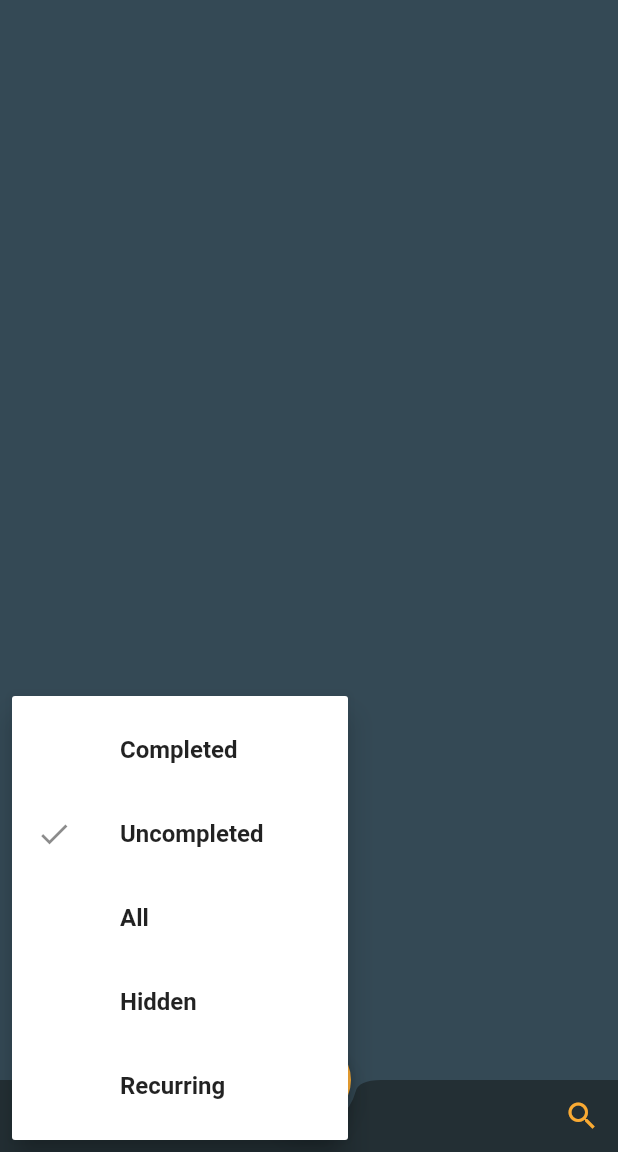
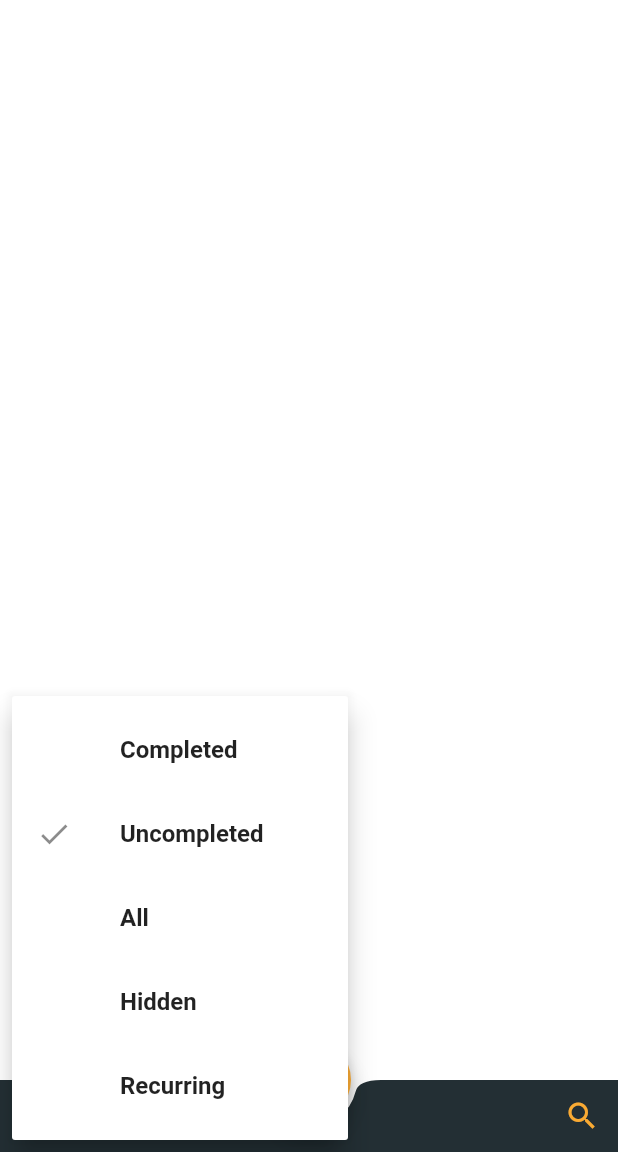
Before and after one commit to dpn982/duedate, a Flutter app: the screen it shows after launch, after a tap on the "filter list" icon, on a phone screen of 412 x 824 dp, the part 84-1236 px from its top. Run offline on Flutter 3.47's test engine with Material 2 defaults, Android fonts, the phone set to English and light mode, and no system bars; our stand-ins replace flutter_slidable, rxdart, sembast.

```diff
--- a/assets/icons.json
+++ b/assets/icons.json
@@ -82,5 +82,5 @@
 		"value": "directions_transit",
 		"font": "MaterialIcons",
 		"code": 58677
-	},
+	}
 ]
--- a/lib/main.dart
+++ b/lib/main.dart
@@ -20,6 +20,25 @@ class MyApp extends StatelessWidget {
     return MaterialApp(
       theme: ThemeData(
         primaryColor: Color(0xFFF9AA33),
+        scaffoldBackgroundColor: Colors.white,
+        bottomAppBarTheme: BottomAppBarTheme(
+          shape: const CircularNotchedRectangle(),
+          elevation: 0.0,
+          color: Color(0xFF232F34),
+        ),
+        cardTheme: CardTheme(
+          elevation: 0.0,
+          color: Colors.transparent,
+        ),
+        floatingActionButtonTheme: FloatingActionButtonThemeData(
+          backgroundColor: Color(0xFFF9AA33),
+          foregroundColor: Colors.black,
+        ),
+      ),
+      darkTheme: ThemeData(
+        primaryTextTheme: TextTheme(headline6: TextStyle(color: Colors.white)),
+        primaryIconTheme: IconThemeData(color: Colors.white),
+        primaryColor: Colors.black,
         scaffoldBackgroundColor: Color(0xFF344955),
         bottomAppBarTheme: BottomAppBarTheme(
           shape: const CircularNotchedRectangle(),
--- a/pubspec.yaml
+++ b/pubspec.yaml
@@ -50,7 +50,8 @@ flutter:
   uses-material-design: true
 
   # To add assets to your application, add an assets section, like this:
-  # assets:
+  assets:
+    - assets/icons.json
   #   - images/a_dot_burr.jpeg
   #   - images/a_dot_ham.jpeg
 
```
Also changed, not shown: lib/screens/edit.dart (+25 -14 lines), pubspec.lock.
